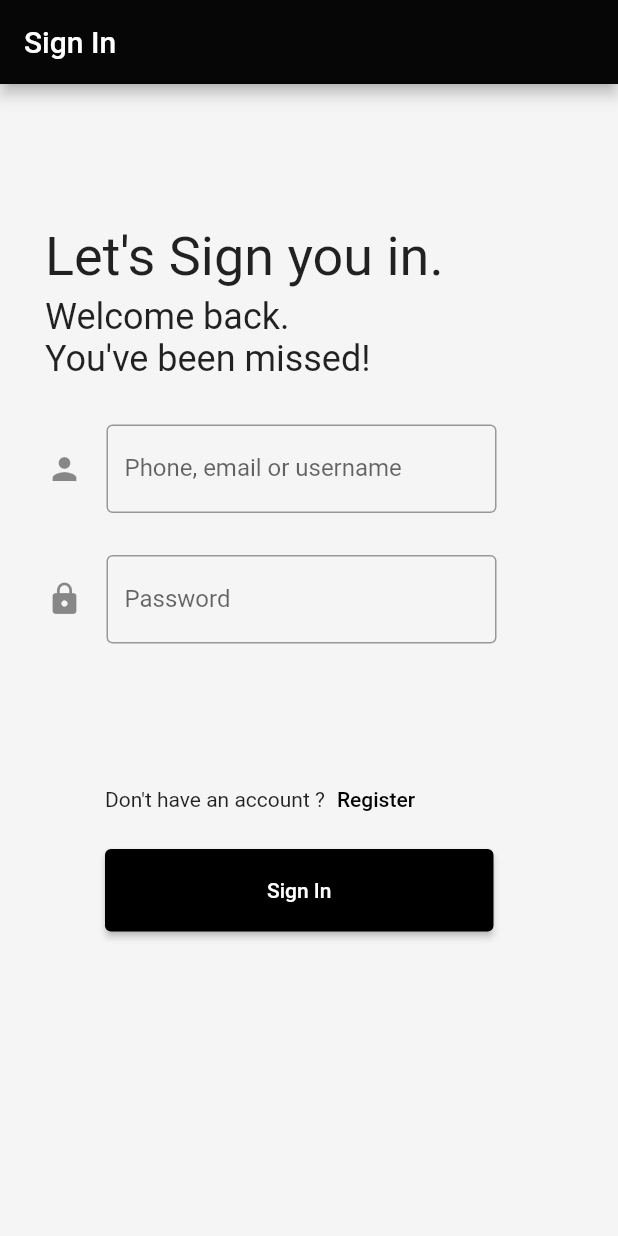
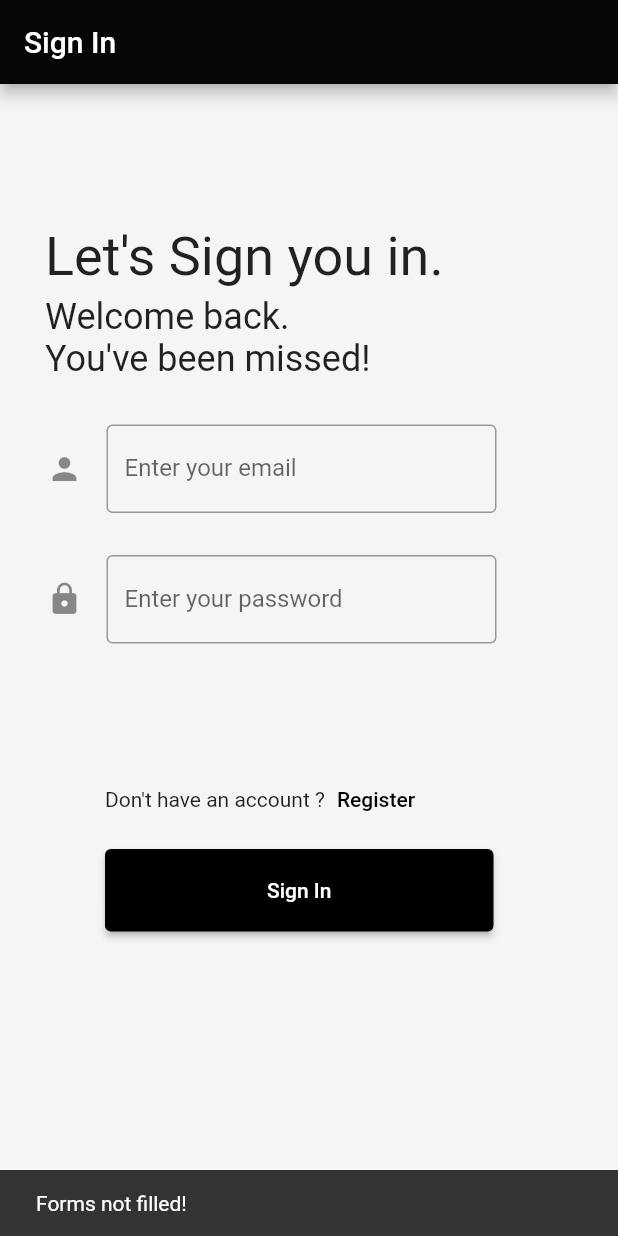
Before and after one commit to cboychinedu/lendsqr-be-test-backend, a Flutter app: the HomePage screen opened by its route, after a tap on "Sign In", on a phone screen of 412 x 824 dp. Run offline on Flutter 3.47's test engine with Material 2 defaults, Android fonts, the phone set to English and light mode, and no system bars; our stand-ins replace shared_preferences; accounts and stored records are empty.

Commit message:
added the mobile send funds route

```diff
--- a/app/lib/Components/homePage.dart
+++ b/app/lib/Components/homePage.dart
@@ -4,6 +4,7 @@ import "dart:convert";
 import 'package:app/Routes/routes.dart';
 import "package:http/http.dart" as http;
 import "package:flutter/material.dart";
+import "package:shared_preferences/shared_preferences.dart";
 
 // Creating the login stateful widget
 class HomePage extends StatefulWidget {
@@ -14,7 +15,7 @@ class HomePage extends StatefulWidget {
   }
 }
 
-Future<Map> getJson() async {
+Future<Map> loginUser(email, password) async {
   http.Response response = await http.post(
     Uri.parse(
         'https://mbonu-chinedum-lendsqr-be-test.herokuapp.com/api/get-funds'),
@@ -22,8 +23,8 @@ Future<Map> getJson() async {
       'Content-Type': 'application/json; charset=UTF-8',
     },
     body: jsonEncode(<String, String>{
-      "email": "cboy.chinedu@gmail.com",
-      "password": "12345",
+      "email": email,
+      "password": password,
       "status": "view_funds",
     }),
   );
@@ -34,24 +35,57 @@ Future<Map> getJson() async {
 // Creating the loginPageState widget
 class HomePageState extends State<HomePage> {
   // Creating controllers for the login forms
-  final TextEditingController _username = TextEditingController();
+  final TextEditingController _email = TextEditingController();
   final TextEditingController _password = TextEditingController();
 
   // Creating a function for handing the submit function
   Future<void> handleSubmit() async {
-    //
-    print("Submit Button Pressed");
+    // Obtain the shared preferences
+    SharedPreferences preferences = await SharedPreferences.getInstance();
 
-    //
-    String username = _username.text.toString();
-    String password = _password.text.toString();
+    // Checking if the username, and password is not empty
+    if (_email.text.isNotEmpty && _password.text.isNotEmpty) {
+      // Getting the user username, and password
+      String email = _email.text.toString();
+      String password = _password.text.toString();
 
-    // Sending the data to the server.
-    Map data = await getJson();
-    print(data["status"]);
+      // Sending the data to the server
+      Map data = await loginUser(email, password);
 
-    print(username);
-    print(password);
+      // Navigating the user to the home screen
+      if (data["status"] == "success") {
+        // Execute this block of code if the user values are correct
+        preferences.setString("username", email);
+        preferences.setString("password", password);
+
+        // Navigate the user to the UserHome page
+        Navigator.of(context).pushNamed(RouteManager.userHome);
+      } else {
+        // If the user login values are not correct
+        // Create a snackbar
+        const snackBar = SnackBar(content: Text("Incorrect email or password"));
+
+        // Displaying the snackbar
+        // ignore: use_build_context_synchronously
+        ScaffoldMessenger.of(context).showSnackBar(snackBar);
+      }
+
+      // Saving the preferences
+      // await prefs.setString("username", email);
+      // await prefs.setString("password", password);
+
+      // String? value = preferences.getString("password");
+      // print(value);
+    }
+
+    // else
+    else {
+      // Creating a snack bar
+      const snackBar = SnackBar(content: Text("Forms not filled!"));
+
+      // Showing the snackbar
+      ScaffoldMessenger.of(context).showSnackBar(snackBar);
+    }
   }
 
   // Creating a function for handling the register function
@@ -108,11 +142,11 @@ class HomePageState extends State<HomePage> {
             width: 300.0,
             // padding: const EdgeInsets.symmetric(horizontal: 8.0, vertical: 16),
             child: TextField(
-              controller: _username,
+              controller: _email,
               decoration: const InputDecoration(
                 border: OutlineInputBorder(),
                 icon: Icon(Icons.person),
-                labelText: "Phone, email or username",
+                labelText: "Enter your email",
               ),
             ),
           ),
@@ -126,7 +160,7 @@ class HomePageState extends State<HomePage> {
                 controller: _password,
                 decoration: const InputDecoration(
                     border: OutlineInputBorder(),
-                    labelText: "Password",
+                    labelText: "Enter your password",
                     icon: Icon(Icons.lock)),
                 obscureText: true,
               )),
--- a/app/lib/Components/register.dart
+++ b/app/lib/Components/register.dart
@@ -1,8 +1,6 @@
 // Importing the necessary modules
 import 'dart:convert';
-
 import "package:app/Routes/routes.dart";
-import "package:http/http.dart";
 import "package:http/http.dart" as http;
 import "package:flutter/material.dart";
 
--- a/app/lib/Routes/routes.dart
+++ b/app/lib/Routes/routes.dart
@@ -2,11 +2,15 @@
 import "package:flutter/material.dart";
 import '../Components/homePage.dart';
 import '../Components/register.dart';
+import '../Components/userHome.dart';
+import '../Components/sendFunds.dart';
 
 // Creating the route class
 class RouteManager {
   static const String homePage = "/";
   static const String register = "/register";
+  static const String userHome = "/userHome";
+  static const String sendFunds = "/sendFunds";
 
   // Setting the route configurations
   static Route<dynamic> generateRoute(RouteSettings settings) {
@@ -21,9 +25,22 @@ class RouteManager {
         return MaterialPageRoute(
           builder: (context) => Register(),
         );
+        break;
+
+      case userHome:
+        return MaterialPageRoute(
+          builder: (context) => UserHome(),
+        );
+        break;
+
+      case sendFunds:
+        return MaterialPageRoute(
+          builder: (context) => SendFunds(),
+        );
+        break;
 
       default:
-        throw FormatException("Route not found, check route again!");
+        throw const FormatException("Route not found, check route again!");
     }
   }
 }
--- a/app/pubspec.yaml
+++ b/app/pubspec.yaml
@@ -33,6 +33,8 @@ dependencies:
     sdk: flutter
 
   http: ^0.13.4
+
+  shared_preferences: ^2.0.15
 
 
   # The following adds the Cupertino Icons font to your application.
--- a/mobile-app/lib/Components/homePage.dart
+++ /dev/null
@@ -1,169 +0,0 @@
-// Importing the necessary modules
-import "dart:async";
-import "dart:convert";
-import "package:http/http.dart" as http;
-import "package:flutter/material.dart";
-
-// Creating the login stateful widget
-class HomePage extends StatefulWidget {
-  @override
-  State<StatefulWidget> createState() {
-    // Return the login state
-    return HomePageState();
-  }
-}
-
-Future<Map> getJson() async {
-  http.Response response = await http.post(
-    Uri.parse(
-        'https://mbonu-chinedum-lendsqr-be-test.herokuapp.com/api/get-funds'),
-    headers: <String, String>{
-      'Content-Type': 'application/json; charset=UTF-8',
-    },
-    body: jsonEncode(<String, String>{
-      "email": "cboy.chinedu@gmail.com",
-      "password": "12345",
-      "status": "view_funds",
-    }),
-  );
-
-  return json.decode(response.body);
-}
-
-// Creating the loginPageState widget
-class HomePageState extends State<HomePage> {
-  // Creating controllers for the login forms
-  final TextEditingController _username = TextEditingController();
-  final TextEditingController _password = TextEditingController();
-
-  // Creating a function for handing the submit function
-  Future<void> handleSubmit() async {
-    //
-    print("Submit Button Pressed");
-
-    //
-    String username = _username.text.toString();
-    String password = _password.text.toString();
-
-    // Sending the data to the server.
-    Map data = await getJson();
-    print(data["status"]);
-
-    print(username);
-    print(password);
-  }
-
-  // Creating a function for handling the register function
-  void handleRegister() {
-    //
-    print("Register Button Pressed");
-  }
-
-  @override
-  Widget build(BuildContext context) {
-    // Building the login widget
-    return Scaffold(
-      appBar: AppBar(
-        automaticallyImplyLeading: false,
-        title: const Text("Sign In"),
-        backgroundColor: const Color(0xff060606),
-      ),
-      backgroundColor: const Color(0xffF5F5F5),
-      body: Container(
-        alignment: Alignment.topLeft,
-        margin: const EdgeInsets.only(top: 74.0),
-        child: Column(children: <Widget>[
-          // The text display container
-          Container(
-            margin: const EdgeInsets.only(top: 20.0, left: 30.0),
-            child: Column(children: [
-              Container(
-                alignment: Alignment.topLeft,
-                margin: const EdgeInsets.only(bottom: 5.0),
-                child: const Text("Let's Sign you in.",
-                    style: TextStyle(fontSize: 36.0)),
-              ),
-              Container(
-                alignment: Alignment.topLeft,
-                child: const Text("Welcome back.",
-                    style: TextStyle(fontSize: 24.0)),
-              ),
-              Container(
-                alignment: Alignment.topLeft,
-                child: const Text(
-                  "You've been missed!",
-                  style: TextStyle(fontSize: 24.0),
-                ),
-              )
-            ]),
-          ),
-
-          // The input field for username
-          Container(
-            alignment: Alignment.topLeft,
-            margin: const EdgeInsets.only(top: 30.0, right: 50.0),
-            width: 300.0,
-            // padding: const EdgeInsets.symmetric(horizontal: 8.0, vertical: 16),
-            child: TextField(
-              controller: _username,
-              decoration: const InputDecoration(
-                border: OutlineInputBorder(),
-                icon: Icon(Icons.person),
-                labelText: "Phone, email or username",
-              ),
-            ),
-          ),
-
-          // The input field for the password
-          Container(
-              alignment: Alignment.topLeft,
-              margin: const EdgeInsets.only(top: 28.0, right: 50.0),
-              width: 300.0,
-              child: TextField(
-                controller: _password,
-                decoration: const InputDecoration(
-                    border: OutlineInputBorder(),
-                    labelText: "Password",
-                    icon: Icon(Icons.lock)),
-                obscureText: true,
-              )),
-
-          // Adding the dont have an account text
-          Container(
-              alignment: Alignment.topLeft,
-              margin: const EdgeInsets.only(left: 70.0),
-              padding: const EdgeInsets.only(top: 80.0),
-              child: Row(
-                children: <Widget>[
-                  const Text("Don't have an account ?"),
-                  Container(
-                    margin: const EdgeInsets.only(left: 0.0),
-                    child: TextButton(
-                        style: TextButton.styleFrom(
-                          primary: Colors.black,
-                        ),
-                        onPressed: handleRegister,
-                        child: const Text("Register")),
-                  )
-                ],
-              )),
-
-          // Adding the Sign in button
-          Container(
-              alignment: Alignment.topLeft,
-              margin: const EdgeInsets.only(top: 9.0, left: 70.0),
-              child: SizedBox(
-                height: 55.0,
-                width: 259.0,
-                child: ElevatedButton(
-                  onPressed: handleSubmit,
-                  style:
-                      ElevatedButton.styleFrom(backgroundColor: Colors.black),
-                  child: const Text("Sign In"),
-                ),
-              )),
-        ]),
-      ),
-    );
-  }
-}
--- a/mobile-app/lib/Routes/routes.dart
+++ /dev/null
@@ -1,22 +0,0 @@
-// Importing the necessary modules
-import "package:flutter/material.dart";
-import '../Components/homePage.dart';
-
-// Creating the route class
-class RouteManager {
-  static const String homePage = "/";
-
-  // Setting the route configurations
-  static Route<dynamic> generateRoute(RouteSettings settings) {
-    switch (settings.name) {
-      case homePage:
-        return MaterialPageRoute(
-          builder: (context) => HomePage(),
-        );
-        break;
-
-      default:
-        throw FormatException("Route not found, check route again!");
-    }
-  }
-}
--- a/mobile-app/lib/main.dart
+++ /dev/null
@@ -1,22 +0,0 @@
-// Importing the necessary modules
-import "package:flutter/material.dart";
-import "Routes/routes.dart";
-
-// Running the main function
-void main() {
-  runApp(MyApp());
-}
-
-// Running the class MyApp()
-class MyApp extends StatelessWidget {
-  @override
-  Widget build(BuildContext context) {
-    // Return the material application
-    return const MaterialApp(
-      // Adding the route configurations
-      title: "Main Application",
-      initialRoute: RouteManager.homePage,
-      onGenerateRoute: RouteManager.generateRoute,
-    );
-  }
-}
```
Also changed, not shown: app/lib/Components/sendFunds.dart (added, +26 -0 lines), app/lib/Components/userHome.dart (added, +184 -0 lines), mobile-app/analysis_options.yaml (deleted, +0 -29 lines), mobile-app/pubspec.yaml (deleted, +0 -93 lines), app/pubspec.lock, mobile-app/pubspec.lock (deleted), 122 other files.
